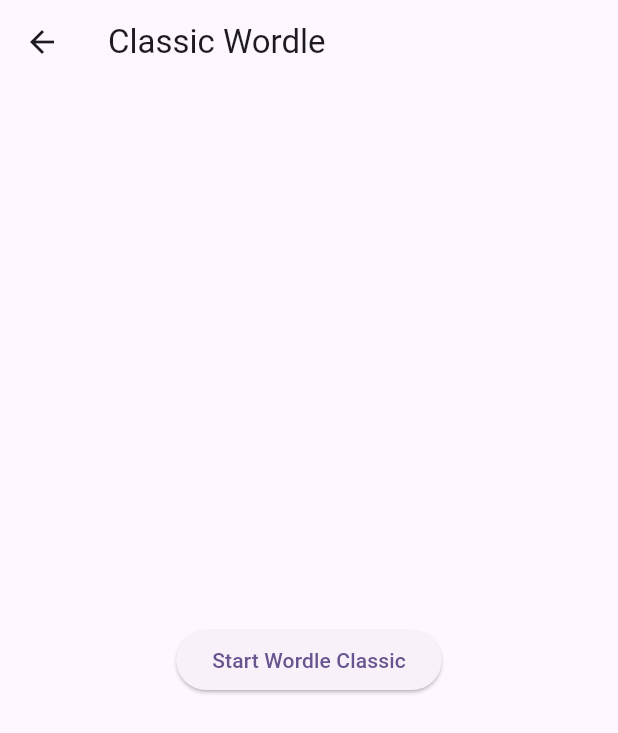
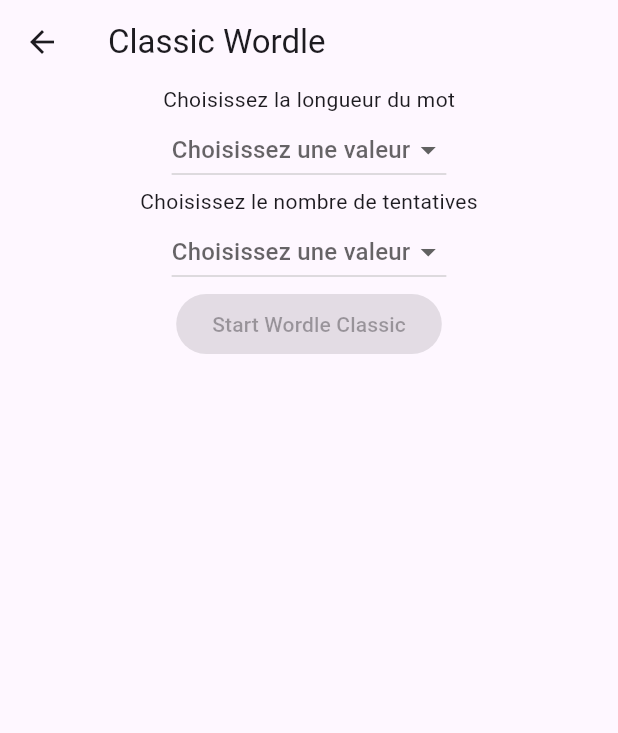
Before and after one commit to vitalfocheux/Eldrow, a Flutter app: the StartClassic screen opened directly, on a phone screen of 412 x 824 dp. Shown: the top 733 px of the screen. Run offline on Flutter 3.47's test engine with Material 3 defaults, Android fonts, the light colour scheme and no system bars.

Commit message:
Ajout de la possibilité de choisir la taille d'un mot ainsi que le nombre de tentatives

```diff
--- a/lib/main.dart
+++ b/lib/main.dart
@@ -57,6 +57,8 @@
 
 class _MyHomePageState extends State<MyHomePage> {
 
+  int _counter = 0;
+
   @override
   Widget build(BuildContext context) {
     // This method is rerun every time setState is called, for instance as done
--- a/lib/wordle/start_classic.dart
+++ b/lib/wordle/start_classic.dart
@@ -1,7 +1,18 @@
 import 'package:flutter/material.dart';
 import 'package:Wordle/button/start_button.dart';
 
-class StartClassic extends StatelessWidget {
+class StartClassic extends StatefulWidget{
+  @override
+  _StartClassicState createState() => _StartClassicState();
+}
+
+class _StartClassicState extends State<StartClassic> {
+
+  int wordleLength = 0;
+  int wordleAttempts = 0;
+  String? _selectedValueLenght;
+  String? _selectedValueAttempts;
+
   @override
   Widget build(BuildContext context) {
     return Scaffold(
@@ -9,7 +20,52 @@
         title: Text('Classic Wordle'),
       ),
       body: Center(
-        child: StartButtonFrench(context, text: 'Start Wordle Classic'),
+        //child: StartButtonFrench(context, text: 'Start Wordle Classic'),
+        child: Column(
+          children: [
+            Text('Choisissez la longueur du mot'),
+            DropdownButton<String>(
+              value: _selectedValueLenght,
+              hint: Text('Choisissez une valeur'),
+              items: <String>['3', '4', '5', '6', '7', '8', '9'].map((String value) {
+                return DropdownMenuItem<String>(
+                  value: value,
+                  child: Text(value),
+                );
+              }).toList(),
+              onChanged: (String? value) {
+                setState(() {
+                  _selectedValueLenght = value;
+                  wordleLength = int.parse(value!);
+                });
+              },
+            ),
+            Text('Choisissez le nombre de tentatives'),
+            DropdownButton<String>(
+              value: _selectedValueAttempts,
+              hint: Text('Choisissez une valeur'),
+              items: <String>['3', '4', '5', '6', '7', '8', '9'].map((String value) {
+                return DropdownMenuItem<String>(
+                  value: value,
+                  child: Text(value),
+                );
+              }).toList(),
+              onChanged: (String? value) {
+                setState(() {
+                  _selectedValueAttempts = value;
+                  wordleAttempts = int.parse(value!);
+                });
+              },
+            ),
+            StartButtonFrench(context, text: 'Start Wordle Classic', wordleLength: wordleLength, maxAttemps: wordleAttempts,),
+            /*ElevatedButton(
+                onPressed: wordleLength > 0 && wordleAttempts > 0 ? () {
+                  StartButtonFrench(context, text: 'Start Wordle Classic', wordleLength: wordleLength, maxAttemps: wordleAttempts,);
+                } : null,
+                child: Text('Start Wordle Classic'),
+            ),*/
+          ],
+        ),
       ),
     );
   }
```
Also changed, not shown: lib/button/start_button.dart (+11 -9 lines), lib/wordle/wordle.dart (+18 -10 lines).
